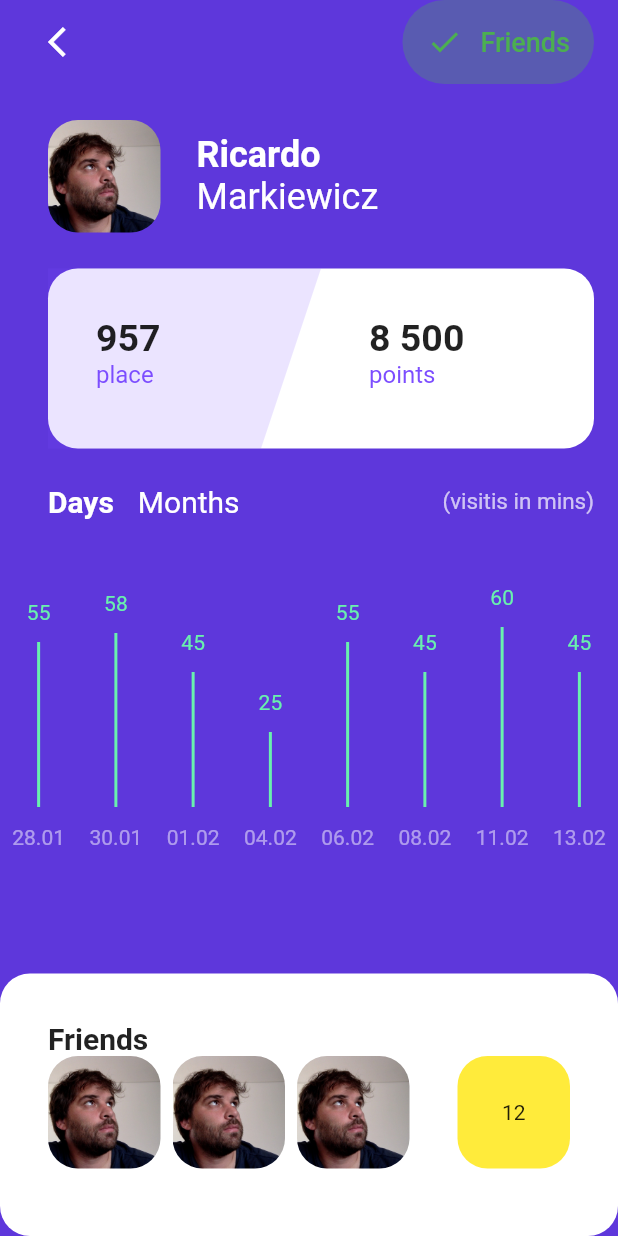
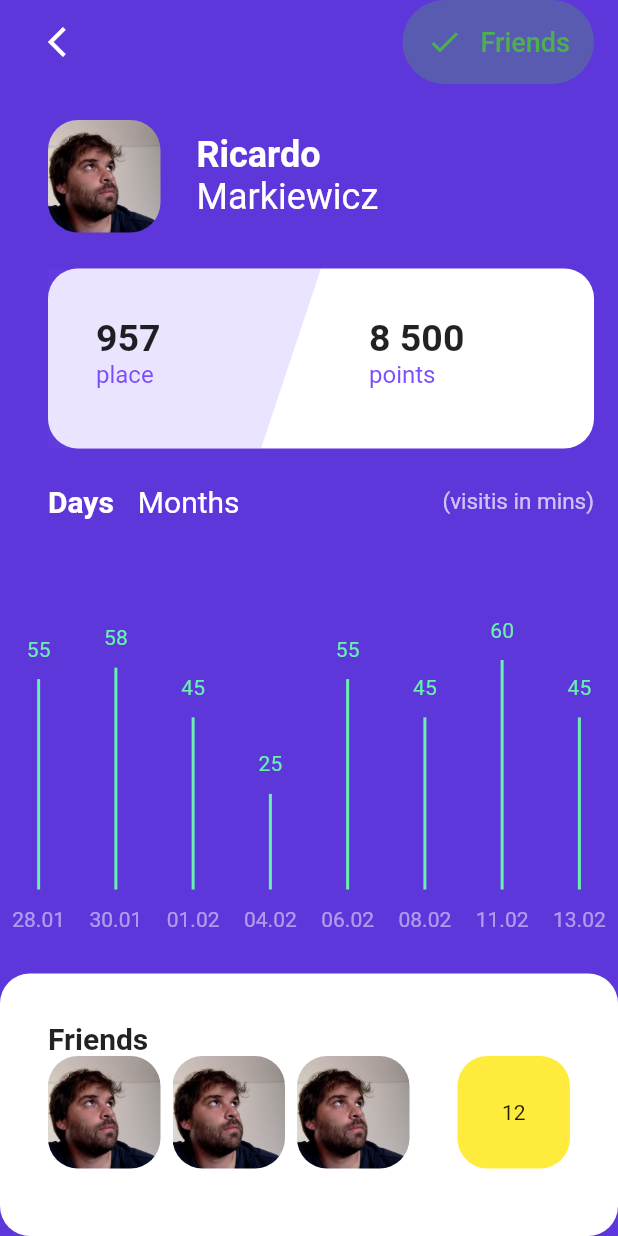
Before and after one commit to Gazer/flutter-s01e03, a Flutter app: the screen it shows after launch, on a phone screen of 412 x 824 dp. Run offline on Flutter 3.47's test engine with Material 2 defaults, Android fonts, the phone set to English and light mode, and no system bars.

Commit message:
Use LayoutBuilder to avoid hardcoded height

```diff
--- a/lib/main.dart
+++ b/lib/main.dart
@@ -174,10 +174,14 @@ class HomePage extends StatelessWidget {
 
   Widget graphWidget() {
     return Expanded(
+      child: Container(
+        width: double.infinity,
+        height: double.infinity,
         child: Column(
           children: <Widget>[
             Padding(
-            padding: const EdgeInsets.only(left: 32.0, top: 24.0, right: 16.0),
+              padding: const EdgeInsets.only(
+                  left: 32.0, top: 24.0, right: 16.0),
               child: Row(
                 mainAxisSize: MainAxisSize.max,
                 children: <Widget>[
@@ -208,31 +212,37 @@ class HomePage extends StatelessWidget {
               ),
             ),
             SizedBox(height: 24.0),
-          Container(
+            Expanded(
+              child: LayoutBuilder(
+                  builder: (BuildContext context, BoxConstraints constraints) {
+                    return Container(
                       width: double.infinity,
-            height: 200.0,
                       child: Row(
                         mainAxisAlignment: MainAxisAlignment.spaceAround,
                         children: <Widget>[
-                dayItem("28.01", 55),
-                dayItem("30.01", 58),
-                dayItem("01.02", 45),
-                dayItem("04.02", 25),
-                dayItem("06.02", 55),
-                dayItem("08.02", 45),
-                dayItem("11.02", 60),
-                dayItem("13.02", 45),
+                          dayItem("28.01", 55, constraints.maxHeight),
+                          dayItem("30.01", 58, constraints.maxHeight),
+                          dayItem("01.02", 45, constraints.maxHeight),
+                          dayItem("04.02", 25, constraints.maxHeight),
+                          dayItem("06.02", 55, constraints.maxHeight),
+                          dayItem("08.02", 45, constraints.maxHeight),
+                          dayItem("11.02", 60, constraints.maxHeight),
+                          dayItem("13.02", 45, constraints.maxHeight),
                         ],
+                      ),
+                    );
+                  }
               ),
             )
           ],
         ),
+      ),
     );
   }
 
-  Widget dayItem(String day, int value) {
-    var barHeight = 200.0 * value / 100.0;
-    var offsetY = 200.0 - barHeight - 60.0;
+  Widget dayItem(String day, int value, double maxHeight) {
+    var barHeight = maxHeight * value / 100.0;
+    var offsetY = maxHeight - barHeight - 60.0;
 
     return Column(
       children: <Widget>[
```
Lines whose indentation alone changed are shown as unchanged.
